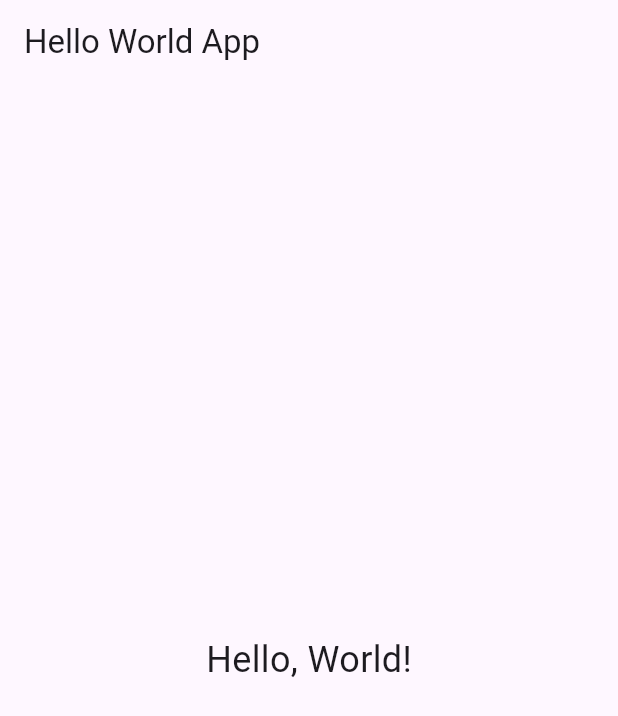
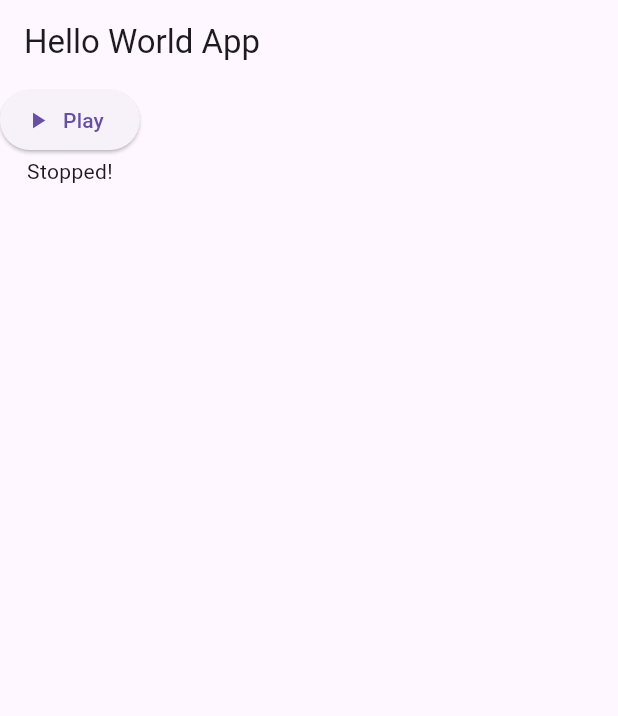
Before and after one commit to snacksbro/symphony, a Flutter app: the screen it shows after launch, on a phone screen of 412 x 824 dp. Shown: the top 716 px of the screen. Run offline on Flutter 3.47's test engine with Material 3 defaults, Android fonts, the phone set to English and light mode, and no system bars; our stand-ins replace audioplayers.

Commit message:
feat(player): Add playbar foundation

```diff
--- a/lib/main.dart
+++ b/lib/main.dart
@@ -1,6 +1,7 @@
 import 'package:flutter/material.dart';
 import 'package:audioplayers/audioplayers.dart';
 import 'src/track.dart';
+import 'src/play_bar.dart';
 
 void main() {
   runApp(MyApp());
@@ -15,15 +16,22 @@ class MyApp extends StatelessWidget {
         appBar: AppBar(
           title: Text('Hello World App'),
         ),
-        body: Center(
-          child: GestureDetector(
-            child: Text(
-              'Hello, World!',
-              style: TextStyle(fontSize: 24),
-            ),
-            onTap: play,
-          ),
-        ),
+        body: Column(
+            // child: GestureDetector(
+            //   child: Text(
+            //     'Hello, World!',
+            //     style: TextStyle(fontSize: 24),
+            //   ),
+            //   // onTap: play,
+            // ),
+            children: <Widget>[
+              ElevatedButton.icon(
+                icon: Icon(Icons.play_arrow),
+                label: Text("Play"),
+                onPressed: play,
+              ),
+              PlayBar(),
+            ]),
       ),
     );
   }
--- /dev/null
+++ b/lib/src/play_bar.dart
@@ -0,0 +1,20 @@
+import 'package:flutter/material.dart';
+import 'track.dart';
+
+class PlayBar extends StatefulWidget {
+  const PlayBar({super.key});
+  @override
+  State<PlayBar> createState() => _PlayBarState();
+  // _PlayBarState createState() => _PlayBarState();
+}
+
+class _PlayBarState extends State<PlayBar> {
+  bool isPlaying = false;
+  Widget build(context) {
+    if (playing) {
+      return Text("Playing!");
+    } else {
+      return Text("Stopped!");
+    }
+  }
+}
--- a/lib/src/track.dart
+++ b/lib/src/track.dart
@@ -8,8 +8,8 @@ final player = AudioPlayer();
 void initialize() {}
 
 void play() {
-  // AssetSource track = AssetSource("../assets/roll.mp3");
   AssetSource track = AssetSource("../assets/roll.mp3");
+
   print(track.toString());
   if (!playing) {
     if (!song_selected) {
```
